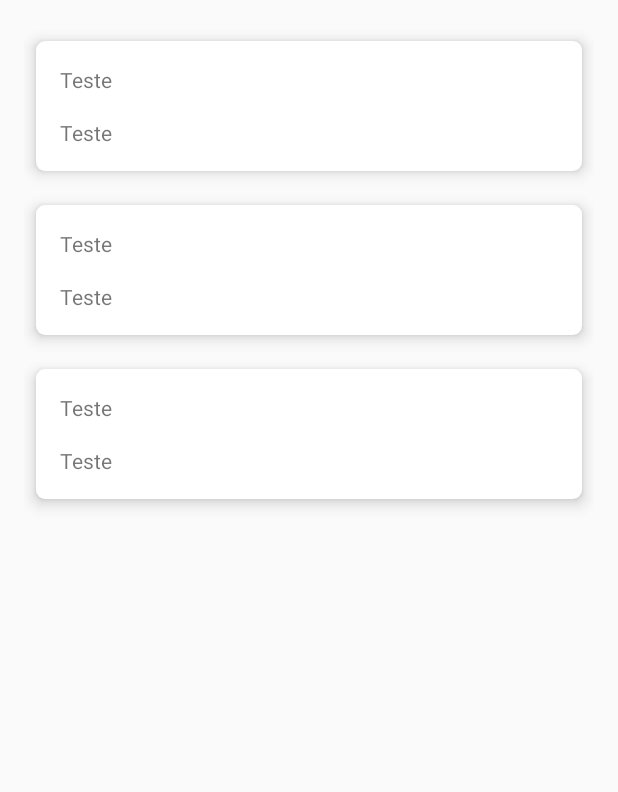
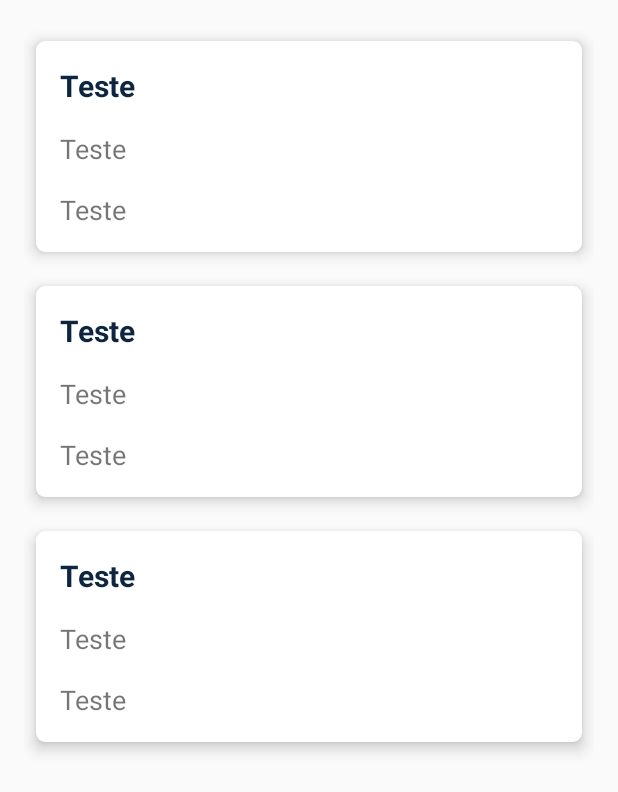
Before and after one commit to julianruizdiaz/movie-list-and-details, an Android app: the layout activity_movie_list.xml on its own in the app's theme, with its tools: preview values and no code run, on a phone screen of 412 x 824 dp. Shown: the top 792 px of the screen. Run offline under Robolectric (Android 15) with nearby library versions, the phone set to English and light mode, and no system bars.

Commit message:
- Layout para lista vazia; - Chaves movidas para BuildConfig; - Formatação de data; - Logs de API apenas em modo DEBUG; - Estilização dos layouts; - Adicionadas cores de atribuição ao TMDB;

```diff
--- a/app/src/main/java/br/com/julian/movieapp/models/MovieModel.java
+++ b/app/src/main/java/br/com/julian/movieapp/models/MovieModel.java
@@ -22,6 +22,10 @@ public class MovieModel implements Parcelable {
     String overview;
     @SerializedName("release_date")
     String releaseDate;
+
+    public Boolean hasReleaseDate() {
+        return this.releaseDate != null;
+    }
 
     public Integer getMovieId() {
         return movieId;
@@ -54,6 +58,8 @@ public class MovieModel implements Parcelable {
     public String getReleaseDate() {
         return releaseDate;
     }
+
+    public MovieModel() {}
 
     protected MovieModel(Parcel in) {
         movieId = in.readByte() == 0x00 ? null : in.readInt();
--- a/app/src/main/java/br/com/julian/movieapp/network/MovieListService.java
+++ b/app/src/main/java/br/com/julian/movieapp/network/MovieListService.java
@@ -1,5 +1,6 @@
 package br.com.julian.movieapp.network;
 
+import br.com.julian.movieapp.BuildConfig;
 import br.com.julian.movieapp.models.MovieModel;
 import br.com.julian.movieapp.models.ResponseModel;
 import retrofit2.Call;
@@ -7,8 +8,9 @@ import retrofit2.http.GET;
 import retrofit2.http.Query;
 
 public interface MovieListService {
-    //FIXME change list id location
-    @GET("list/7061507")
+    String LIST_ID = BuildConfig.LIST_ID;
+
+    @GET("list/" + LIST_ID)
     Call<ResponseModel<MovieModel>> getList(
             @Query("api_key") String apiKey,
             @Query("language") String language
--- a/app/src/main/java/br/com/julian/movieapp/repository/MovieRepository.java
+++ b/app/src/main/java/br/com/julian/movieapp/repository/MovieRepository.java
@@ -3,6 +3,7 @@ package br.com.julian.movieapp.repository;
 import androidx.lifecycle.LiveData;
 import androidx.lifecycle.MutableLiveData;
 
+import br.com.julian.movieapp.BuildConfig;
 import br.com.julian.movieapp.models.MovieModel;
 import br.com.julian.movieapp.models.ResponseModel;
 import br.com.julian.movieapp.network.MovieAPI;
@@ -20,8 +21,7 @@ public class MovieRepository {
     public LiveData<ResponseModel<MovieModel>> apiGetMovieList() {
         MutableLiveData<ResponseModel<MovieModel>> responseData = new MutableLiveData<>();
 
-        //TODO change api key location
-        Call<ResponseModel<MovieModel>> call = getMovieListService().getList("83b6ecc3cf461e3f847fdd219e771163", "pt-BR");
+        Call<ResponseModel<MovieModel>> call = getMovieListService().getList(BuildConfig.API_KEY, "pt-BR");
 
         call.enqueue(new Callback<ResponseModel<MovieModel>>() {
             @Override
--- a/app/src/main/java/br/com/julian/movieapp/ui/movieDetails/MovieDetailsViewModel.java
+++ b/app/src/main/java/br/com/julian/movieapp/ui/movieDetails/MovieDetailsViewModel.java
@@ -8,7 +8,7 @@ import br.com.julian.movieapp.models.MovieModel;
 
 public class MovieDetailsViewModel extends ViewModel {
 
-    private MutableLiveData<MovieModel> mMovieModel = new MutableLiveData<>();
+    private MutableLiveData<MovieModel> mMovieModel = new MutableLiveData<>(new MovieModel());
 
     public LiveData<MovieModel> getMovieModel() {
         return mMovieModel;
--- a/app/src/main/res/layout/activity_movie_list.xml
+++ b/app/src/main/res/layout/activity_movie_list.xml
@@ -1,5 +1,5 @@
 <?xml version="1.0" encoding="utf-8"?>
-<layout>
+<layout xmlns:app="http://schemas.android.com/apk/res-auto">
 
     <androidx.constraintlayout.widget.ConstraintLayout xmlns:android="http://schemas.android.com/apk/res/android"
         xmlns:tools="http://schemas.android.com/tools"
@@ -15,5 +15,18 @@
             android:scrollbars="vertical"
             tools:listitem="@layout/item_movie" />
 
+        <TextView
+            android:id="@+id/empty_list_view"
+            android:layout_width="match_parent"
+            android:layout_height="wrap_content"
+            android:layout_margin="@dimen/default_margin"
+            android:gravity="center"
+            android:text="@string/text_no_movies_to_show"
+            android:visibility="gone"
+            app:layout_constraintBottom_toBottomOf="parent"
+            app:layout_constraintEnd_toEndOf="parent"
+            app:layout_constraintStart_toStartOf="parent"
+            app:layout_constraintTop_toTopOf="parent" />
+
     </androidx.constraintlayout.widget.ConstraintLayout>
 </layout>
--- a/app/src/main/res/layout/item_movie.xml
+++ b/app/src/main/res/layout/item_movie.xml
@@ -10,6 +10,8 @@
         <variable
             name="viewModel"
             type="br.com.julian.movieapp.ui.movieList.MovieListViewModel" />
+
+        <import type="br.com.julian.movieapp.util.DateUtil" />
     </data>
 
     <androidx.cardview.widget.CardView xmlns:android="http://schemas.android.com/apk/res/android"
@@ -18,8 +20,8 @@
         android:layout_width="match_parent"
         android:layout_height="wrap_content"
         android:onClick="@{() -> viewModel.onItemClick(movieModel)}"
+        app:cardCornerRadius="@dimen/default_card_corner_radius"
         app:cardElevation="@dimen/default_card_corner_radius"
-        app:cardCornerRadius="@dimen/default_card_corner_radius"
         app:cardUseCompatPadding="true">
 
         <androidx.constraintlayout.widget.ConstraintLayout
@@ -29,6 +31,7 @@
 
             <TextView
                 android:id="@+id/text_view_item_movie_title"
+                style="@style/movie_title_style"
                 android:layout_width="match_parent"
                 android:layout_height="wrap_content"
                 android:text="@{movieModel.title}"
@@ -38,16 +41,27 @@
                 tools:text="Teste" />
 
             <TextView
+                android:id="@+id/text_view_item_movie_vote_count"
+                style="@style/movie_details_style"
+                android:layout_marginTop="@dimen/default_margin"
+                app:layout_constraintStart_toStartOf="parent"
+                app:layout_constraintTop_toBottomOf="@+id/text_view_item_movie_title"
+                app:votesFormat="@{movieModel}"
+                tools:text="Teste" />
+
+            <TextView
                 android:id="@+id/text_view_item_movie_release_date"
-                android:layout_width="match_parent"
-                android:layout_height="wrap_content"
+                style="@style/movie_details_style"
                 android:layout_marginTop="@dimen/default_margin"
-                android:gravity="start"
-                android:text="@{movieModel.releaseDate}"
+                app:dateCondition="@{movieModel.hasReleaseDate()}"
+                app:dateDefault="@{@string/text_no_release_date}"
+                app:dateFormatFrom="@{DateUtil.yyyyMMdd}"
+                app:dateFormatTo="@{DateUtil.ddMMyyyy}"
+                app:dateString="@{movieModel.releaseDate}"
                 app:layout_constraintBottom_toBottomOf="parent"
                 app:layout_constraintEnd_toEndOf="parent"
                 app:layout_constraintStart_toStartOf="parent"
-                app:layout_constraintTop_toBottomOf="@+id/text_view_item_movie_title"
+                app:layout_constraintTop_toBottomOf="@+id/text_view_item_movie_vote_count"
                 tools:text="Teste" />
         </androidx.constraintlayout.widget.ConstraintLayout>
     </androidx.cardview.widget.CardView>
--- a/app/src/main/res/values/colors.xml
+++ b/app/src/main/res/values/colors.xml
@@ -1,6 +1,6 @@
 <?xml version="1.0" encoding="utf-8"?>
 <resources>
-    <color name="colorPrimary">#6200EE</color>
-    <color name="colorPrimaryDark">#3700B3</color>
-    <color name="colorAccent">#03DAC5</color>
+    <color name="colorPrimary">#0d253f</color>
+    <color name="colorPrimaryDark">#01b4e4</color>
+    <color name="colorAccent">#90cea1</color>
 </resources>
--- a/app/src/main/res/values/dimens.xml
+++ b/app/src/main/res/values/dimens.xml
@@ -3,4 +3,10 @@
     <dimen name="default_margin">16dp</dimen>
     <dimen name="default_margin_0_5x">8dp</dimen>
     <dimen name="default_card_corner_radius">6dp</dimen>
+
+    <dimen name="text_size_subhead">@dimen/abc_text_size_subhead_material</dimen> <!-- 16sp -->
+    <dimen name="text_size_medium">@dimen/abc_text_size_medium_material</dimen> <!-- 18sp -->
+    <dimen name="text_size_title_material">@dimen/abc_text_size_title_material</dimen> <!-- 20sp -->
+    <dimen name="text_size_large">@dimen/abc_text_size_large_material</dimen> <!-- 22sp -->
+    <dimen name="text_size_headline">@dimen/abc_text_size_headline_material</dimen> <!-- 24sp -->
 </resources>
--- a/app/src/main/res/values/strings.xml
+++ b/app/src/main/res/values/strings.xml
@@ -1,5 +1,10 @@
 <resources>
     <string name="app_name">Movie App</string>
     <string name="text_details">Detalhes do filme</string>
+    <string name="text_no_release_date">Sem data de lançamento</string>
+    <string name="text_no_movies_to_show">Nenhum filme para exibir</string>
+    <string name="text_movie_original_title" formatted="true">(%1$s)</string>
+    <string name="text_movie_release_date" formatted="true">Lançamento: %1$s</string>
+    <string name="text_movie_overview" formatted="true">Sinopse:\n%1$s</string>
     <string name="text_movie_votes" formatted="true">Nota %1$.1f (%2$d votos)</string>
 </resources>
--- a/app/src/main/res/values/styles.xml
+++ b/app/src/main/res/values/styles.xml
@@ -7,4 +7,18 @@
         <item name="colorAccent">@color/colorAccent</item>
     </style>
 
+    <style name="movie_title_style">
+        <item name="android:ellipsize">end</item>
+        <item name="android:maxLines">3</item>
+        <item name="android:textColor">@color/colorPrimary</item>
+        <item name="android:textSize">@dimen/text_size_title_material</item>
+        <item name="android:textStyle">bold</item>
+    </style>
+
+    <style name="movie_details_style">
+        <item name="android:layout_width">match_parent</item>
+        <item name="android:layout_height">wrap_content</item>
+        <item name="android:textSize">@dimen/abc_text_size_medium_material</item>
+    </style>
+
 </resources>
```
Also changed, not shown: app/build.gradle (+10 -0 lines), app/src/main/java/br/com/julian/movieapp/network/MovieAPI.java (+15 -5 lines), app/src/main/java/br/com/julian/movieapp/ui/CommonBindingAdapter.java (added, +62 -0 lines), app/src/main/java/br/com/julian/movieapp/ui/movieDetails/MovieDetailsBindingAdapter.java (deleted, +0 -18 lines), app/src/main/java/br/com/julian/movieapp/ui/movieList/MovieListActivity.java (+19 -9 lines), app/src/main/java/br/com/julian/movieapp/util/DateUtil.java (added, +26 -0 lines), app/src/main/res/layout/activity_movie_details.xml (+17 -11 lines).
